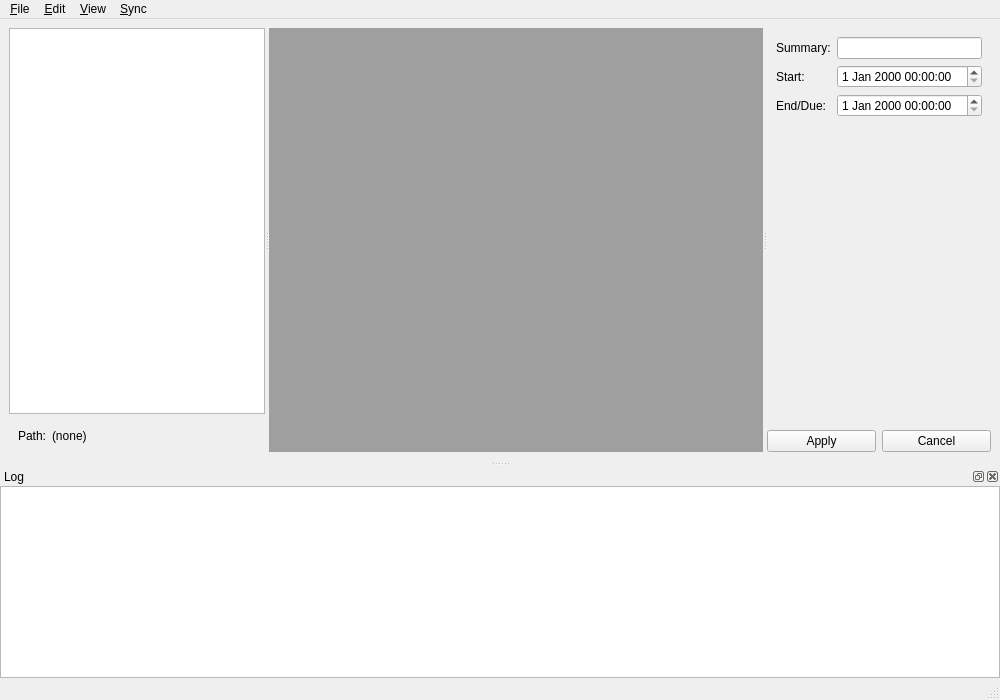
First picture: the form in mainwindow.ui, repository clintonthegeek/TimeBuster, before the edit.
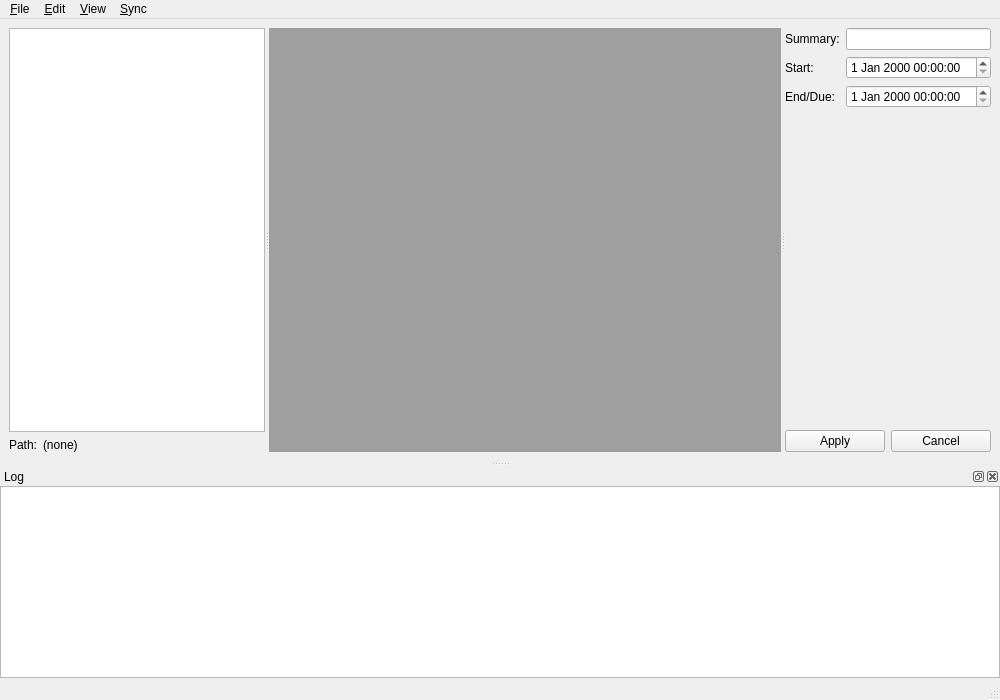
Second picture: the form after the edit.

Diff of the .ui file:
```diff
--- a/mainwindow.ui
+++ b/mainwindow.ui
@@ -39,7 +39,6 @@
          </widget>
         </item>
         <item>
-         <widget class="QWidget" name="propertiesDetails">
           <layout class="QFormLayout" name="propertiesForm">
            <item row="0" column="0">
             <widget class="QLabel" name="labelPath">
@@ -56,7 +55,6 @@
             </widget>
            </item>
           </layout>
-         </widget>
         </item>
        </layout>
       </widget>
@@ -82,7 +80,6 @@
        </property>
        <layout class="QVBoxLayout" name="editLayout">
         <item>
-         <widget class="QWidget" name="editFormWidget">
           <layout class="QFormLayout" name="editForm">
            <item row="0" column="0">
             <widget class="QLabel" name="labelSummary">
@@ -115,7 +112,6 @@
             <widget class="QDateTimeEdit" name="endEdit"/>
            </item>
           </layout>
-         </widget>
         </item>
         <item>
          <layout class="QHBoxLayout" name="editButtonsLayout">
```
Left out of the diff: 91 changed lines with no effect on the pictures. Lines whose indentation alone changed are shown as unchanged.
